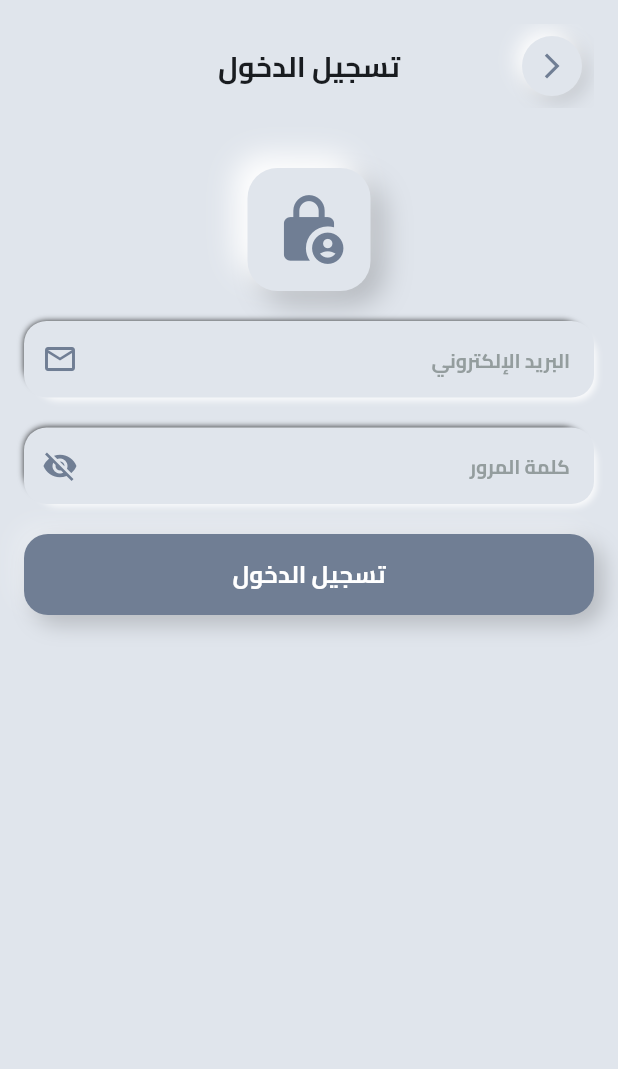
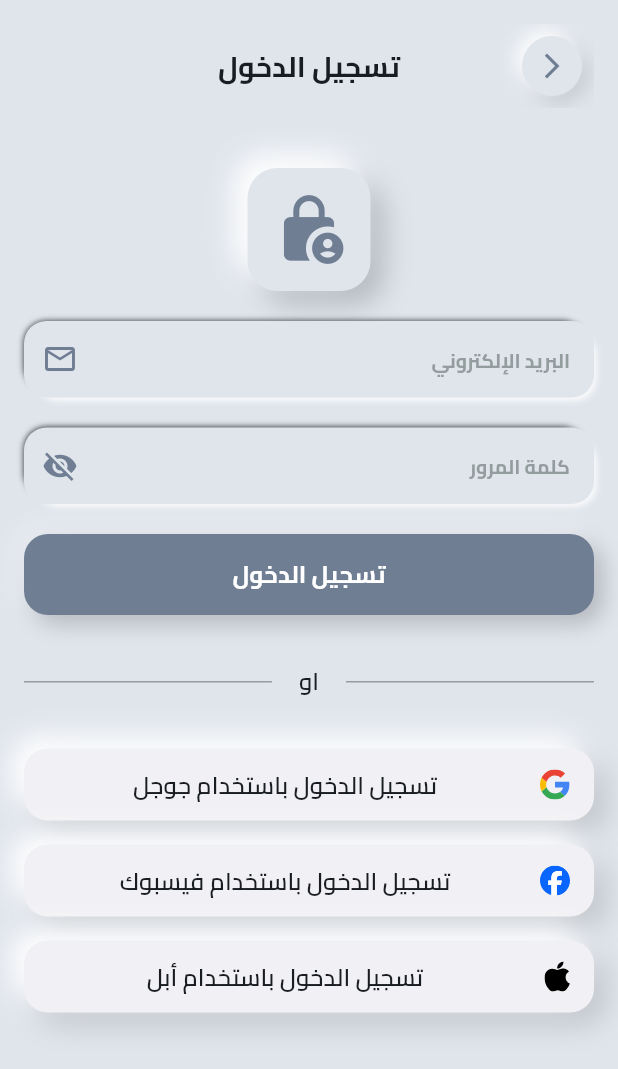
Before and after one commit to AhmedMagdy-10/widget_space, a Flutter app: the screen it shows after launch, on a phone screen of 412 x 824 dp. Shown: the top 1069 px of the screen. Run offline on Flutter 3.47's test engine with Material 3 defaults, Android fonts, the phone set to English and light mode, and no system bars; our stand-ins replace dartz, flutter_bloc, flutter_svg, fluttertoast, lottie, supabase_flutter; accounts and stored records are empty.

Commit message:
add social login button and or divider

```diff
--- a/lib/core/widgets/skeuo_container.dart
+++ b/lib/core/widgets/skeuo_container.dart
@@ -2,35 +2,46 @@ import 'package:flutter/material.dart';
 
 class SkeuoContainer extends StatelessWidget {
   final Widget child;
-  final double? width;
-  final double? height;
-  final EdgeInsets? padding;
+  final EdgeInsetsGeometry? padding;
+  final BorderRadius? borderRadius;
+  final bool isInset;
 
   const SkeuoContainer({
     super.key,
     required this.child,
-    this.width,
-    this.height,
     this.padding,
+    this.borderRadius,
+    this.isInset = false,
   });
 
   @override
   Widget build(BuildContext context) {
     return Container(
-      width: width,
-      height: height,
       padding: padding,
       decoration: BoxDecoration(
         color: const Color(0xFFE0E5EC),
-        borderRadius: BorderRadius.circular(20),
-        boxShadow: [
-          // الظل الغامق (أسفل اليمين)
+        borderRadius: borderRadius ?? BorderRadius.circular(20),
+        boxShadow: isInset
+            ? [
+                BoxShadow(
+                  color: Colors.white.withOpacity(0.9),
+                  offset: const Offset(4, 4),
+                  blurRadius: 4,
+                  spreadRadius: -2,
+                ),
+                BoxShadow(
+                  color: Colors.black.withOpacity(0.2),
+                  offset: const Offset(-4, -4),
+                  blurRadius: 4,
+                  spreadRadius: -2,
+                ),
+              ]
+            : [
                 BoxShadow(
                   color: Colors.black.withOpacity(0.2),
                   offset: const Offset(9, 9),
                   blurRadius: 16,
                 ),
-          // الإضاءة الفاتحة (أعلى اليسار)
                 const BoxShadow(
                   color: Colors.white,
                   offset: Offset(-9, -9),
--- a/lib/feature/auth/presentation/view/widgets/login_view_body.dart
+++ b/lib/feature/auth/presentation/view/widgets/login_view_body.dart
@@ -2,8 +2,10 @@ import 'package:flutter/material.dart';
 import 'package:widget_space/core/utils/app_colors.dart';
 import 'package:widget_space/core/widgets/build_custom_app_bar.dart';
 import 'package:widget_space/core/widgets/custom_button.dart';
+import 'package:widget_space/core/widgets/skeuo_container.dart';
 import 'package:widget_space/feature/auth/presentation/view/widgets/custom_text_form_field.dart';
-import 'package:widget_space/feature/splash/Ui/widgets/splash_view_body.dart';
+import 'package:widget_space/feature/auth/presentation/view/widgets/or_divider.dart';
+import 'package:widget_space/feature/auth/presentation/view/widgets/social_login_button.dart';
 
 class LoginViewBody extends StatefulWidget {
   const LoginViewBody({super.key});
@@ -59,6 +61,26 @@ class _LoginViewBodyState extends State<LoginViewBody> {
             SizedBox(height: 20),
 
             CustomButton(onPressed: () {}, data: 'تسجيل الدخول'),
+            SizedBox(height: 33),
+            OrDivider(),
+            SizedBox(height: 33),
+            SocialLoginButton(
+              onPressed: () {},
+              image: 'assets/images/google_icon.svg',
+              title: 'تسجيل الدخول باستخدام جوجل',
+            ),
+            SizedBox(height: 16),
+            SocialLoginButton(
+              onPressed: () {},
+              image: 'assets/images/facebook_icon.svg',
+              title: 'تسجيل الدخول باستخدام فيسبوك',
+            ),
+            SizedBox(height: 16),
+            SocialLoginButton(
+              onPressed: () {},
+              image: 'assets/images/apple_icon.svg',
+              title: 'تسجيل الدخول باستخدام أبل',
+            ),
           ],
         ),
       ),
--- a/lib/feature/auth/presentation/view/widgets/or_divider.dart
+++ b/lib/feature/auth/presentation/view/widgets/or_divider.dart
@@ -8,11 +8,11 @@ class OrDivider extends StatelessWidget {
   Widget build(BuildContext context) {
     return Row(
       children: [
-        Expanded(child: Divider(color: Color(0xffDDDFDF))),
+        Expanded(child: Divider(color: Color(0xFF949D9E))),
         SizedBox(width: 18),
         Text('او', style: TextStyles.semiBold16, textAlign: TextAlign.center),
         SizedBox(width: 18),
-        Expanded(child: Divider(color: Color(0xffDDDFDF))),
+        Expanded(child: Divider(color: Color(0xFF949D9E))),
       ],
     );
   }
--- a/lib/feature/auth/presentation/view/widgets/social_login_button.dart
+++ b/lib/feature/auth/presentation/view/widgets/social_login_button.dart
@@ -1,34 +1,81 @@
 import 'package:flutter/material.dart';
+import 'package:flutter_svg/flutter_svg.dart';
+import 'package:widget_space/core/utils/app_text_styles.dart';
 
-class SocialLoginButton extends StatelessWidget {
+class SocialLoginButton extends StatefulWidget {
   const SocialLoginButton({
     super.key,
     required this.onPressed,
     required this.image,
     required this.title,
   });
+
   final void Function() onPressed;
   final String image;
   final String title;
 
   @override
+  State<SocialLoginButton> createState() => _SocialLoginButtonState();
+}
+
+class _SocialLoginButtonState extends State<SocialLoginButton> {
+  bool _isPressed = false;
+
+  // لون الخلفية الأساسي (يجب أن يطابق خلفية التطبيق لنجاح التأثير)
+  final Color backgroundColor = const Color(0xFFF1F1F5);
+
+  @override
   Widget build(BuildContext context) {
-    return SizedBox(
-      width: double.infinity,
-      child: TextButton(
-        style: TextButton.styleFrom(
-          shape: RoundedRectangleBorder(
-            side: BorderSide(color: Color(0xffDCDEDE)),
-            borderRadius: BorderRadiusGeometry.circular(16),
-          ),
+    return GestureDetector(
+      onTapDown: (_) => setState(() => _isPressed = true),
+      onTapUp: (_) => setState(() => _isPressed = false),
+      onTapCancel: () => setState(() => _isPressed = false),
+      onTap: widget.onPressed,
+      child: AnimatedContainer(
+        duration: const Duration(milliseconds: 100),
+        width: double.infinity,
+        padding: const EdgeInsets.symmetric(
+          vertical: 4,
+        ), // لضبط المسافة الداخلية
+        decoration: BoxDecoration(
+          color: backgroundColor,
+          borderRadius: BorderRadius.circular(16),
+          boxShadow: _isPressed
+              ? [
+                  // تأثير الحفر للداخل عند الضغط (Inset Shadow)
+                  BoxShadow(
+                    color: Colors.black.withOpacity(0.1),
+                    offset: const Offset(4, 4),
+                    blurRadius: 8,
+                    spreadRadius: 1,
+                  ),
+                  const BoxShadow(
+                    color: Colors.white,
+                    offset: Offset(-4, -4),
+                    blurRadius: 8,
+                    spreadRadius: 1,
+                  ),
+                ]
+              : [
+                  // تأثير البروز للخارج في الحالة العادية (Outset Shadow)
+                  BoxShadow(
+                    color: Colors.black.withOpacity(0.15),
+                    offset: const Offset(8, 8),
+                    blurRadius: 16,
+                  ),
+                  const BoxShadow(
+                    color: Colors.white,
+                    offset: Offset(-8, -8),
+                    blurRadius: 16,
+                  ),
+                ],
         ),
-        onPressed: onPressed,
         child: ListTile(
           visualDensity: VisualDensity(vertical: VisualDensity.minimumDensity),
-          leading: SvgPicture.asset(image),
+          leading: SvgPicture.asset(widget.image),
           title: Text(
             textAlign: TextAlign.center,
-            title,
+            widget.title,
             style: TextStyles.semiBold16,
           ),
         ),
--- a/lib/feature/splash/Ui/widgets/splash_view_body.dart
+++ b/lib/feature/splash/Ui/widgets/splash_view_body.dart
@@ -1,5 +1,6 @@
 import 'package:flutter/material.dart';
 import 'package:lottie/lottie.dart';
+import 'package:widget_space/core/widgets/skeuo_container.dart';
 
 class SplashViewBody extends StatefulWidget {
   const SplashViewBody({super.key});
@@ -113,62 +114,3 @@ class _SplashViewBodyState extends State<SplashViewBody>
     );
   }
 }
-
-/// 🎨 ويدجت مخصصة لعمل تأثير Skeuomorphism (بارز أو محفور)
-class SkeuoContainer extends StatelessWidget {
-  final Widget child;
-  final EdgeInsetsGeometry? padding;
-  final BorderRadius? borderRadius;
-  final bool isInset; // هل التأثير محفور للداخل؟
-
-  const SkeuoContainer({
-    super.key,
-    required this.child,
-    this.padding,
-    this.borderRadius,
-    this.isInset = false, // الافتراضي بارز للخارج
-  });
-
-  @override
-  Widget build(BuildContext context) {
-    return Container(
-      padding: padding,
-      decoration: BoxDecoration(
-        color: const Color(0xFFE0E5EC), // نفس لون الخلفية تماماً
-        borderRadius: borderRadius ?? BorderRadius.circular(20),
-        boxShadow: isInset
-            ? [
-                // 🕳️ تأثير الحفر للداخل (Inset Shadows)
-                BoxShadow(
-                  color: Colors.white.withOpacity(0.9),
-                  offset: const Offset(4, 4),
-                  blurRadius: 4,
-                  spreadRadius: -2, //spread سالب للحفر
-                ),
-                BoxShadow(
-                  color: Colors.black.withOpacity(0.2),
-                  offset: const Offset(-4, -4),
-                  blurRadius: 4,
-                  spreadRadius: -2,
-                ),
-              ]
-            : [
-                // ⛰️ تأثير البروز للخارج (Outset Shadows)
-                BoxShadow(
-                  color: Colors.black.withOpacity(
-                    0.2,
-                  ), // الظل الغامق (أسفل يمين)
-                  offset: const Offset(9, 9),
-                  blurRadius: 16,
-                ),
-                const BoxShadow(
-                  color: Colors.white, // الإضاءة الفاتحة (أعلى يسار)
-                  offset: Offset(-9, -9),
-                  blurRadius: 16,
-                ),
-              ],
-      ),
-      child: child,
-    );
-  }
-}
--- a/pubspec.yaml
+++ b/pubspec.yaml
@@ -35,6 +35,7 @@ dependencies:
   flutter_bloc: ^9.1.1
   flutter_localizations:
     sdk: flutter
+  flutter_svg: ^2.2.3
   fluttertoast: ^9.0.0
   intl: ^0.20.2
   lottie: ^3.3.2
```
Also changed, not shown: assets/images/apple_icon.svg (added), assets/images/facebook_icon.svg (added), assets/images/google_icon.svg (added), pubspec.lock. Lines whose indentation alone changed are shown as unchanged.
